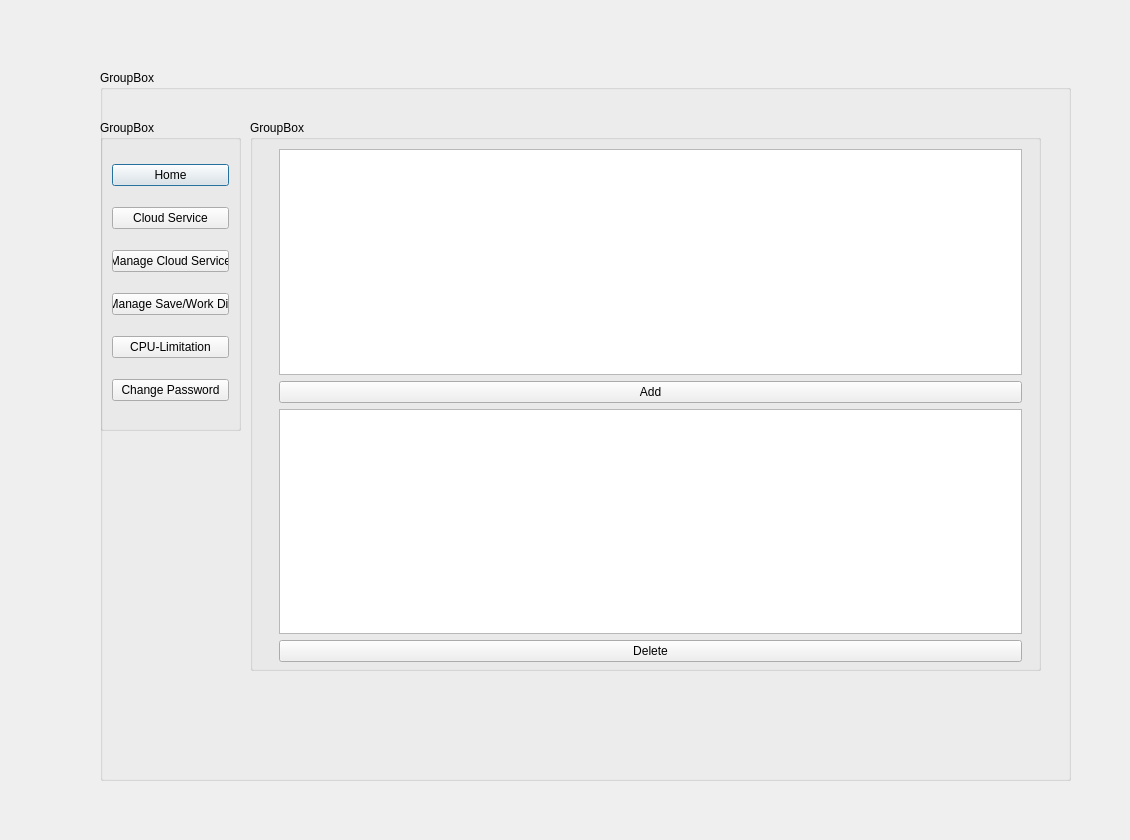
Qt form src/window.ui (hsBoyz/MiniLockSync) before a commit.
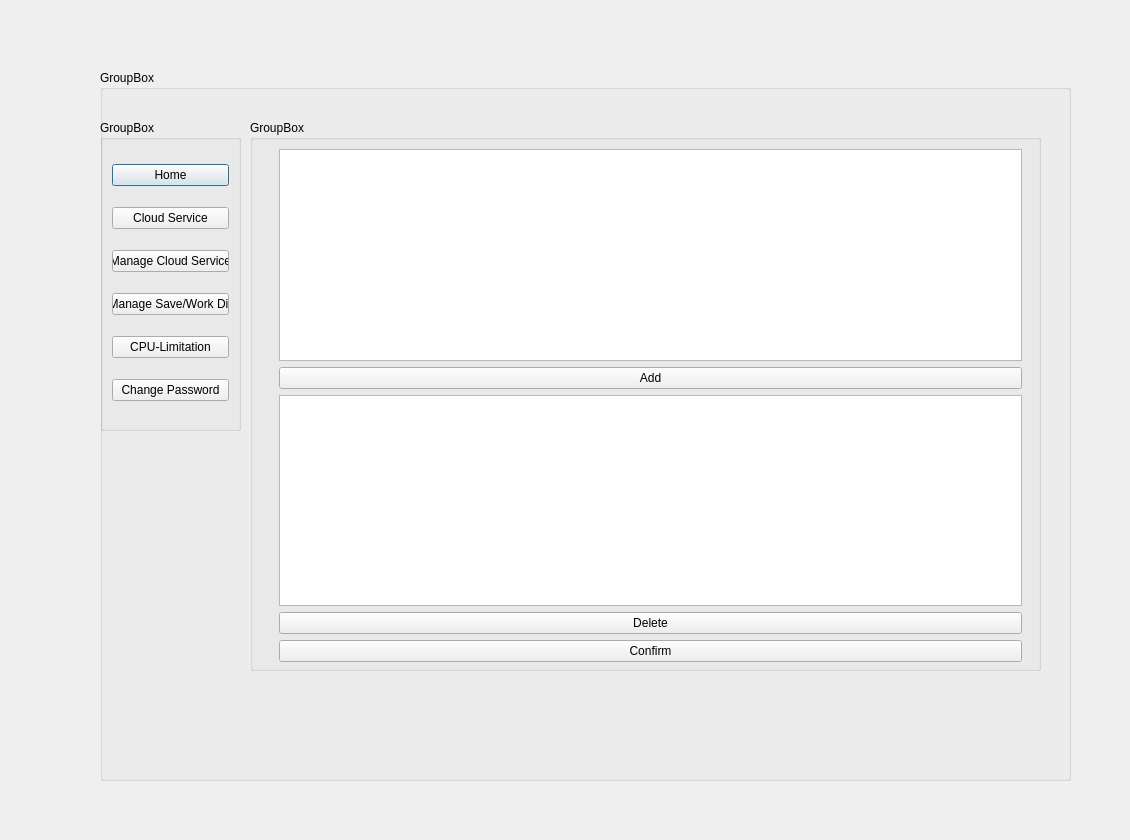
The same form after that commit. The open tabs and pages were chosen to show the change.

```diff
--- a/src/window.ui
+++ b/src/window.ui
@@ -166,6 +166,13 @@
          </property>
         </widget>
        </item>
+       <item>
+        <widget class="QPushButton" name="pushButton_confirm">
+         <property name="text">
+          <string>Confirm</string>
+         </property>
+        </widget>
+       </item>
       </layout>
      </widget>
      <widget class="QWidget" name="ManageWorkSaveDir">
```
Left out of the diff: 2 changed lines with no effect on the pictures.
